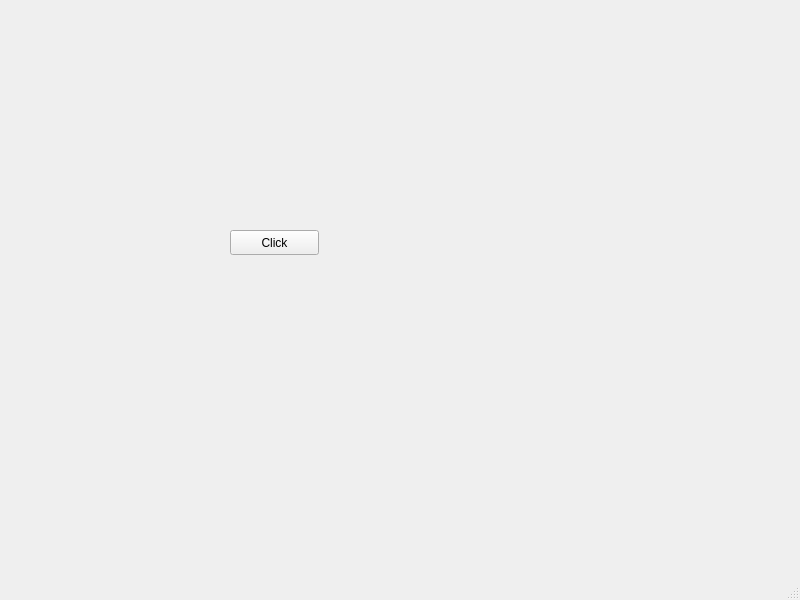
cwl769/AOO-Player, file mainwindow.ui: the form before one commit.
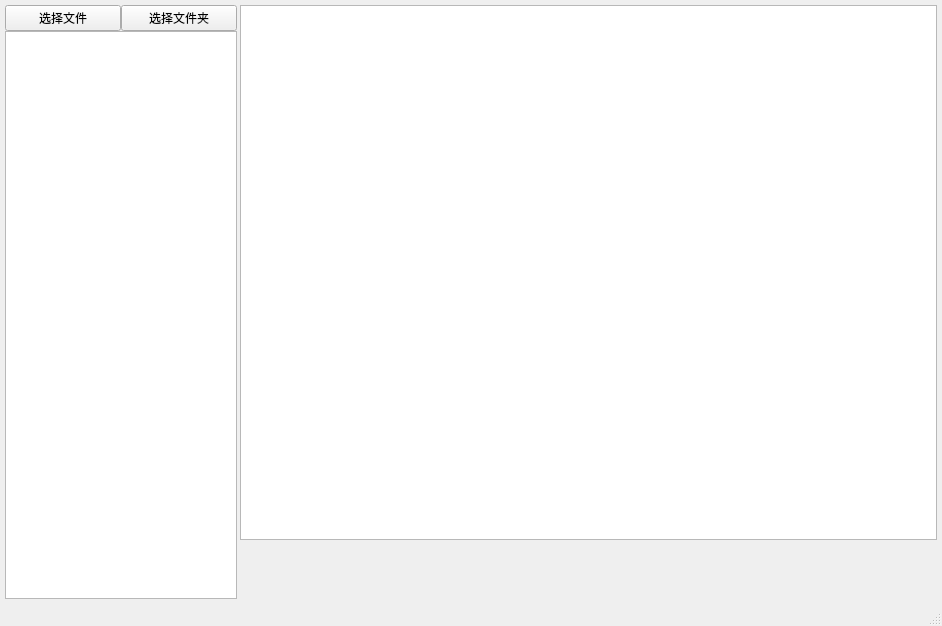
The form after the commit.

```diff
--- a/mainwindow.ui
+++ b/mainwindow.ui
@@ -6,28 +6,125 @@
    <rect>
     <x>0</x>
     <y>0</y>
-    <width>800</width>
-    <height>600</height>
+    <width>942</width>
+    <height>626</height>
    </rect>
   </property>
   <property name="windowTitle">
    <string>MainWindow</string>
   </property>
   <widget class="QWidget" name="centralwidget">
-   <widget class="QPushButton" name="pushButton">
-    <property name="geometry">
-     <rect>
-      <x>230</x>
-      <y>230</y>
-      <width>89</width>
-      <height>25</height>
-     </rect>
+   <property name="sizePolicy">
+    <sizepolicy hsizetype="Preferred" vsizetype="Minimum">
+     <horstretch>0</horstretch>
+     <verstretch>0</verstretch>
+    </sizepolicy>
+   </property>
+   <layout class="QHBoxLayout" name="horizontalLayout_1" stretch="1,3">
+    <property name="spacing">
+     <number>3</number>
     </property>
-    <property name="text">
-     <string>Click</string>
+    <property name="leftMargin">
+     <number>5</number>
     </property>
-   </widget>
+    <property name="topMargin">
+     <number>5</number>
+    </property>
+    <property name="rightMargin">
+     <number>5</number>
+    </property>
+    <property name="bottomMargin">
+     <number>5</number>
+    </property>
+    <item>
+     <layout class="QVBoxLayout" name="verticalLayout_1" stretch="1,30">
+      <property name="spacing">
+       <number>0</number>
+      </property>
+      <item>
+       <widget class="QWidget" name="widget_1" native="true">
+        <layout class="QHBoxLayout" name="horizontalLayout_2">
+         <property name="spacing">
+          <number>0</number>
+         </property>
+         <property name="leftMargin">
+          <number>0</number>
+         </property>
+         <property name="topMargin">
+          <number>0</number>
+         </property>
+         <property name="rightMargin">
+          <number>0</number>
+         </property>
+         <property name="bottomMargin">
+          <number>0</number>
+         </property>
+         <item>
+          <widget class="QPushButton" name="pushButton_selectFile">
+           <property name="text">
+            <string>选择文件</string>
+           </property>
+          </widget>
+         </item>
+         <item>
+          <widget class="QPushButton" name="pushButton_selectFolder">
+           <property name="text">
+            <string>选择文件夹</string>
+           </property>
+          </widget>
+         </item>
+        </layout>
+       </widget>
+      </item>
+      <item>
+       <widget class="QListView" name="listView_1">
+        <property name="enabled">
+         <bool>true</bool>
+        </property>
+        <property name="editTriggers">
+         <set>QAbstractItemView::NoEditTriggers</set>
+        </property>
+        <property name="isWrapping" stdset="0">
+         <bool>false</bool>
+        </property>
+       </widget>
+      </item>
+     </layout>
+    </item>
+    <item>
+     <layout class="QVBoxLayout" name="verticalLayout_2" stretch="9,1">
+      <property name="spacing">
+       <number>0</number>
+      </property>
+      <item>
+       <widget class="QTextBrowser" name="textBrowser_1"/>
+      </item>
+      <item>
+       <widget class="QWidget" name="widget_2" native="true">
+        <layout class="QHBoxLayout" name="horizontalLayout_3">
+         <property name="spacing">
+          <number>0</number>
+         </property>
+         <property name="leftMargin">
+          <number>0</number>
+         </property>
+         <property name="topMargin">
+          <number>0</number>
+         </property>
+         <property name="rightMargin">
+          <number>0</number>
+         </property>
+         <property name="bottomMargin">
+          <number>0</number>
+         </property>
+        </layout>
+       </widget>
+      </item>
+     </layout>
+    </item>
+   </layout>
   </widget>
+  <widget class="QStatusBar" name="statusbar"/>
   <widget class="QMenuBar" name="menubar">
    <property name="geometry">
     <rect>
@@ -38,7 +135,6 @@
     </rect>
    </property>
   </widget>
-  <widget class="QStatusBar" name="statusbar"/>
  </widget>
  <resources/>
  <connections/>
```
Left out of the diff: 4 changed lines with no effect on the pictures.
